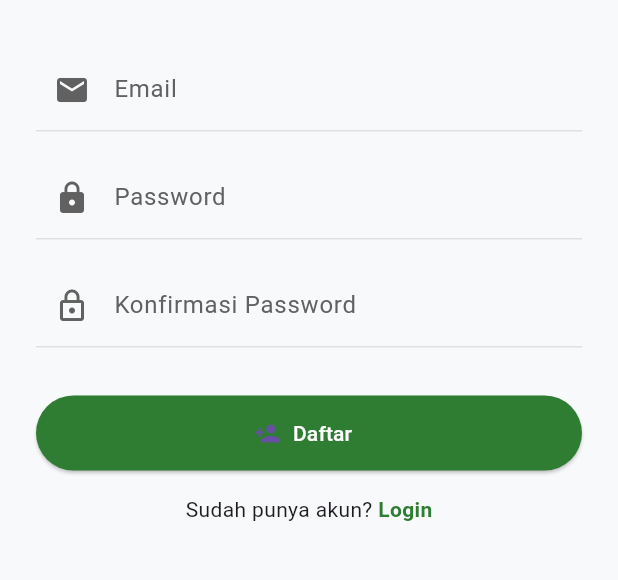
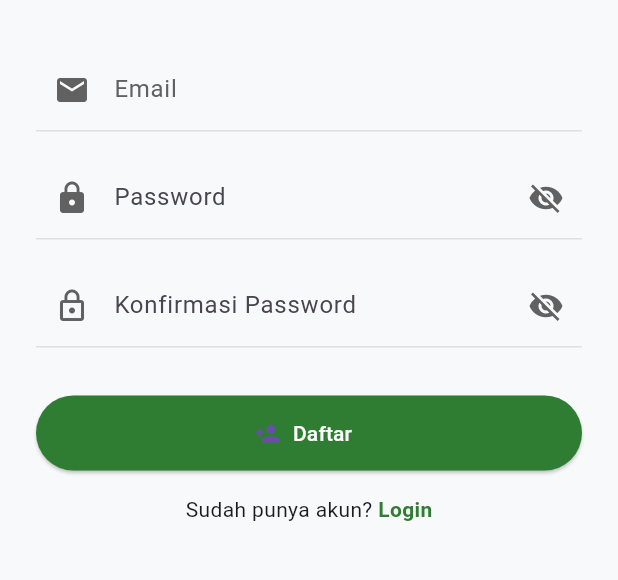
Before and after one commit to fahmisyahputra/trashgo-flutter-app, a Flutter app: the screen it shows after launch, after a tap on "Login", after a tap on "Daftar di sini", on a phone screen of 412 x 824 dp, the part 464-1044 px from its top. Run offline on Flutter 3.47's test engine with Material 3 defaults, Android fonts, the phone set to English and light mode, and no system bars; our stand-ins replace geolocator.

Commit message:
show hidden

```diff
--- a/lib/pages/login_page.dart
+++ b/lib/pages/login_page.dart
@@ -16,6 +16,8 @@ class _LoginPageState extends State<LoginPage> {
   final _emailController = TextEditingController();
   final _passwordController = TextEditingController();
   final _formKey = GlobalKey<FormState>();
+
+  bool _obscurePassword = true;
 
   @override
   Widget build(BuildContext context) {
@@ -71,12 +73,23 @@ class _LoginPageState extends State<LoginPage> {
                 // Password
                 TextFormField(
                   controller: _passwordController,
-                  obscureText: true,
-                  style: TextStyle(fontSize: 16),
+                  obscureText: _obscurePassword,
+                  style: const TextStyle(fontSize: 16),
                   decoration: InputDecoration(
                     labelText: "Password",
                     labelStyle: TextStyle(color: Colors.grey[700]),
                     prefixIcon: Icon(Icons.lock, color: Colors.grey[700]),
+                    suffixIcon: IconButton(
+                      icon: Icon(
+                        _obscurePassword ? Icons.visibility_off : Icons.visibility,
+                        color: Colors.grey[700],
+                      ),
+                      onPressed: () {
+                        setState(() {
+                          _obscurePassword = !_obscurePassword;
+                        });
+                      },
+                    ),
                     focusedBorder: UnderlineInputBorder(
                       borderSide: BorderSide(
                         color: Colors.green.shade800,
@@ -87,12 +100,10 @@ class _LoginPageState extends State<LoginPage> {
                       borderSide: BorderSide(color: Colors.grey.shade300),
                     ),
                   ),
-                  validator: (value) => value == null || value.isEmpty
-                      ? 'Password wajib diisi'
-                      : null,
+                  validator: (value) =>
+                      value == null || value.isEmpty ? 'Password wajib diisi' : null,
                 ),
                 const SizedBox(height: 32),
-
 
                 ElevatedButton.icon(
                   onPressed: () {
--- a/lib/pages/register_page.dart
+++ b/lib/pages/register_page.dart
@@ -14,6 +14,9 @@ class _RegisterPageState extends State<RegisterPage> {
   final _emailController = TextEditingController();
   final _passwordController = TextEditingController();
   final _confirmController = TextEditingController();
+
+  bool _obscurePassword = true;
+  bool _obscureConfirmPassword = true;
 
   void _handleRegister() {
     if (_formKey.currentState!.validate()) {
@@ -86,48 +89,79 @@ class _RegisterPageState extends State<RegisterPage> {
                 const SizedBox(height: 16),
 
                 // Password
+                 // Password
                 TextFormField(
                   controller: _passwordController,
-                  obscureText: true,
+                  obscureText: _obscurePassword, // 🔄 CHANGE
                   style: const TextStyle(fontSize: 16),
                   decoration: InputDecoration(
                     labelText: "Password",
-                    labelStyle: TextStyle(color: Colors.grey[700]),
                     prefixIcon: Icon(Icons.lock, color: Colors.grey[700]),
+                    suffixIcon: IconButton( // 🔄 CHANGE
+                      icon: Icon(
+                        _obscurePassword ? Icons.visibility_off : Icons.visibility,
+                        color: Colors.grey[700],
+                      ),
+                      onPressed: () {
+                        setState(() {
+                          _obscurePassword = !_obscurePassword;
+                        });
+                      },
+                    ),
                     focusedBorder: UnderlineInputBorder(
-                      borderSide:
-                          BorderSide(color: Colors.green.shade800, width: 2),
+                      borderSide: BorderSide(
+                        color: Colors.green.shade800,
+                        width: 2,
+                      ),
                     ),
                     enabledBorder: UnderlineInputBorder(
                       borderSide: BorderSide(color: Colors.grey.shade300),
                     ),
                   ),
-                  validator: (value) => value == null || value.length < 6
-                      ? "Minimal 6 karakter"
-                      : null,
+                  validator: (value) =>
+                      value == null || value.isEmpty ? 'Password wajib diisi' : null,
                 ),
                 const SizedBox(height: 16),
 
                 // Konfirmasi Password
                 TextFormField(
                   controller: _confirmController,
-                  obscureText: true,
+                  obscureText: _obscureConfirmPassword, // 🔄 CHANGE
                   style: const TextStyle(fontSize: 16),
                   decoration: InputDecoration(
                     labelText: "Konfirmasi Password",
-                    labelStyle: TextStyle(color: Colors.grey[700]),
                     prefixIcon: Icon(Icons.lock_outline, color: Colors.grey[700]),
+                    suffixIcon: IconButton( // 🔄 CHANGE
+                      icon: Icon(
+                        _obscureConfirmPassword
+                            ? Icons.visibility_off
+                            : Icons.visibility,
+                        color: Colors.grey[700],
+                      ),
+                      onPressed: () {
+                        setState(() {
+                          _obscureConfirmPassword = !_obscureConfirmPassword;
+                        });
+                      },
+                    ),
                     focusedBorder: UnderlineInputBorder(
-                      borderSide:
-                          BorderSide(color: Colors.green.shade800, width: 2),
+                      borderSide: BorderSide(
+                        color: Colors.green.shade800,
+                        width: 2,
+                      ),
                     ),
                     enabledBorder: UnderlineInputBorder(
                       borderSide: BorderSide(color: Colors.grey.shade300),
                     ),
                   ),
-                  validator: (value) => value != _passwordController.text
-                      ? "Password tidak cocok"
-                      : null,
+                  validator: (value) {
+                    if (value == null || value.isEmpty) {
+                      return 'Konfirmasi password wajib diisi';
+                    } else if (value != _passwordController.text) {
+                      return 'Password tidak cocok';
+                    }
+                    return null;
+                  },
                 ),
                 const SizedBox(height: 32),
 
```
